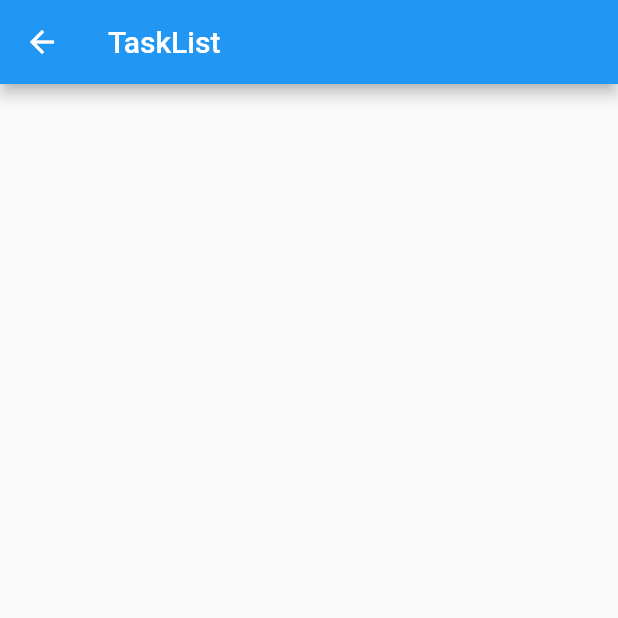
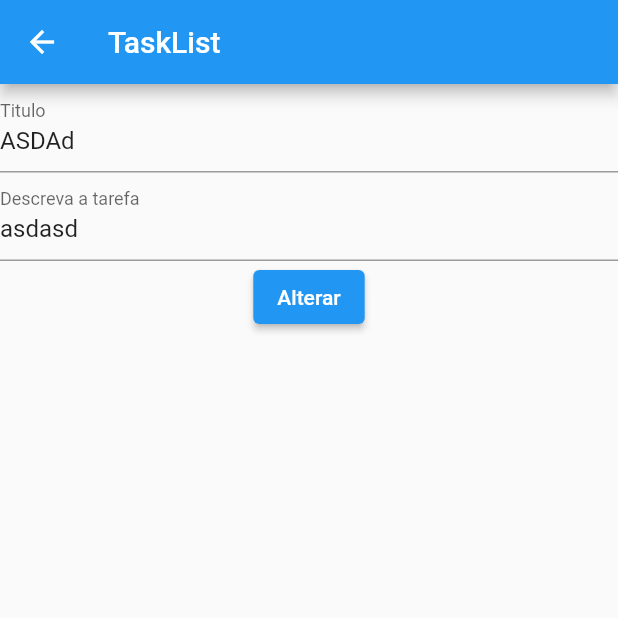
Before and after one commit to wendersonj/flutter_generic_list, a Flutter app: the screen it shows after launch, after a tap on the "edit" icon, on a phone screen of 412 x 824 dp, the top half of it. Run offline on Flutter 3.47's test engine with Material 2 defaults, Android fonts, the phone set to English and light mode, and no system bars.

Commit message:
editing task and returning it

```diff
--- a/lib/screens/task_edit_page.dart
+++ b/lib/screens/task_edit_page.dart
@@ -1,18 +1,46 @@
 import 'package:flutter/material.dart';
 import 'package:lista_tarefas/models/task.dart';
+import 'package:lista_tarefas/screens/task_list_page.dart';
 
 class TaskEdit extends StatelessWidget {
   Task task;
   TaskEdit({super.key, required this.task});
+  final _formKey = GlobalKey();
 
   @override
   Widget build(BuildContext context) {
     Task task = this.task;
     print(task);
+    TextEditingController titleCtrl =
+        TextEditingController(text: task.title.toString());
+    TextEditingController contentCtrl =
+        TextEditingController(text: task.content.toString());
+    print(task.title);
     return Scaffold(
-        appBar: AppBar(
-          title: Text("TaskList"),
-        ),
-        body: Center(child: Text("")));
+      appBar: AppBar(
+        title: Text("TaskList"),
+      ),
+      body: Form(
+        key: _formKey,
+        child: Column(children: [
+          TextFormField(
+              controller: titleCtrl,
+              decoration: const InputDecoration(labelText: "Titulo"),
+              onChanged: (value) => {print(value)},
+              onTap: () => {print("clicou")}),
+          TextFormField(
+            controller: contentCtrl,
+            decoration: const InputDecoration(labelText: "Descreva a tarefa"),
+          ),
+          ElevatedButton(
+              onPressed: () {
+                task.title = titleCtrl.text;
+                task.content = contentCtrl.text;
+                Navigator.of(context).pop(task);
+              },
+              child: Text("Alterar")),
+        ]),
+      ),
+    );
   }
 }
```
